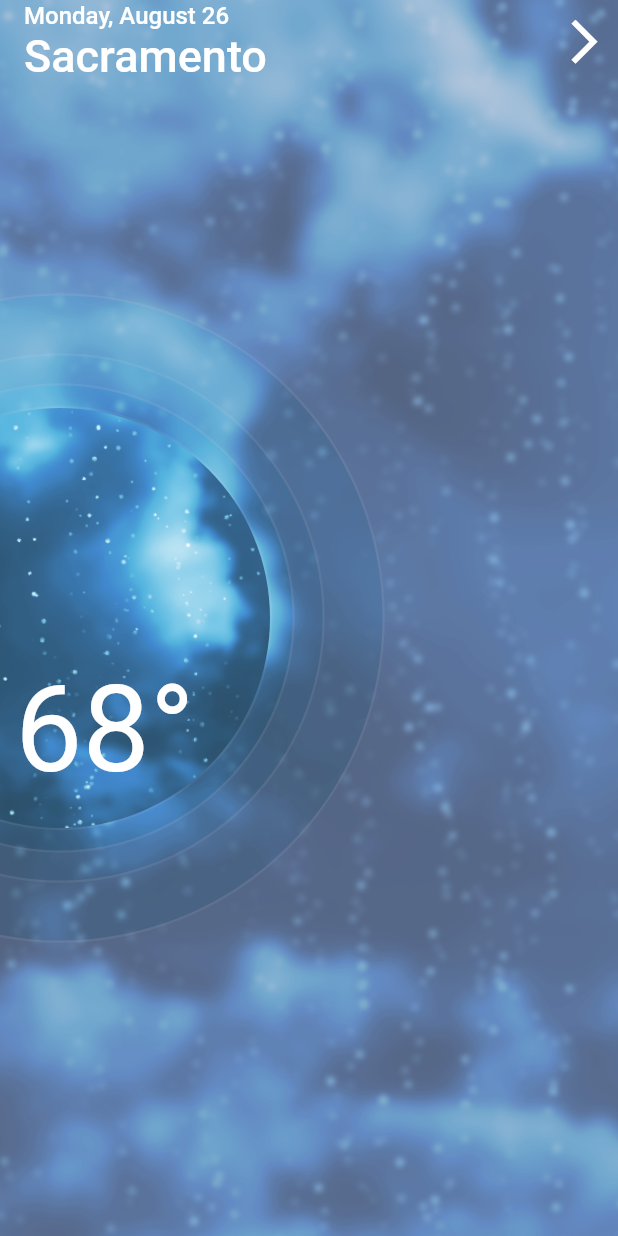
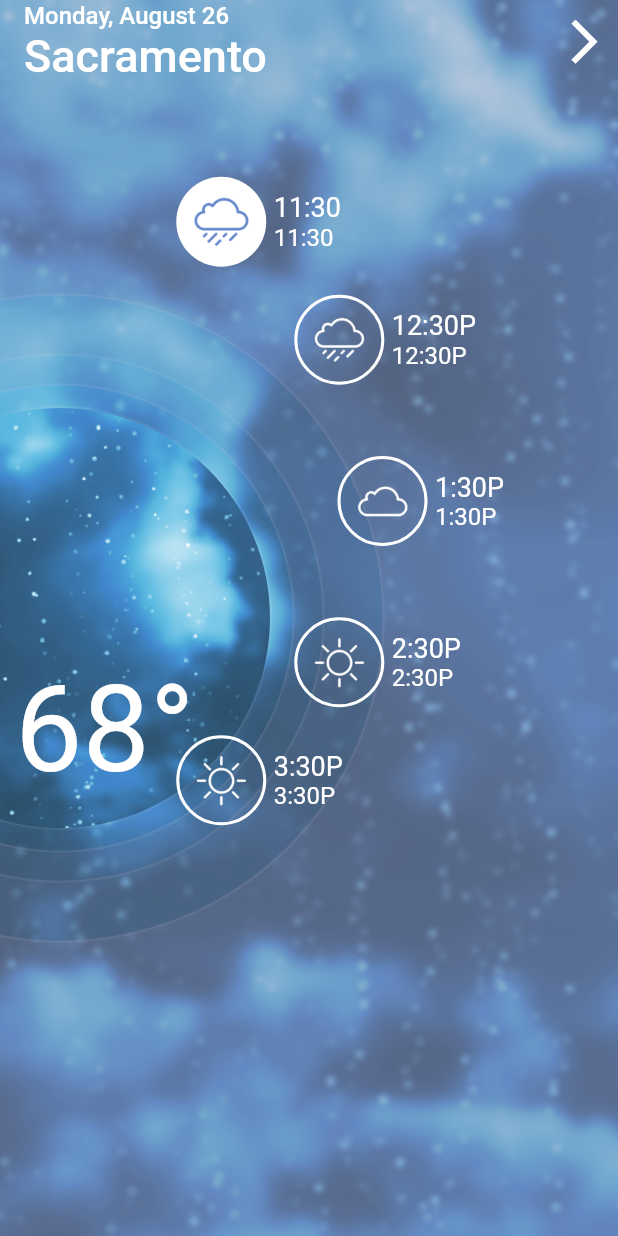
Before and after one commit to yidinghe/flutter_weather, a Flutter app: the screen it shows after launch, on a phone screen of 412 x 824 dp. Run offline on Flutter 3.47's test engine with Material 2 defaults, Android fonts, the phone set to English and light mode, and no system bars.

Commit message:
Added radius view.

```diff
--- a/lib/forecast/forecast.dart
+++ b/lib/forecast/forecast.dart
@@ -1,7 +1,13 @@
 import 'package:flutter/material.dart';
 import 'package:weather/forecast/background/background_with_rings.dart';
+import 'package:weather/forecast/radial_list.dart';
 
 class Forecast extends StatelessWidget {
+  RadialListViewModel radialList;
+
+  Forecast({
+    @required this.radialList,
+  });
 
   Widget _temperatureText() {
     return new Align(
@@ -25,6 +31,9 @@ class Forecast extends StatelessWidget {
       children: <Widget>[
         BackgroundWithRings(),
         _temperatureText(),
+        RadialList(
+          radialList: radialList,
+        )
       ],
     );
   }
--- a/lib/forecast/radial_list.dart
+++ b/lib/forecast/radial_list.dart
@@ -1,4 +1,122 @@
+import 'dart:math';
+
 import 'package:flutter/material.dart';
+import 'package:weather/generic_widgets/radius_position.dart';
+
+class RadialList extends StatelessWidget {
+  final RadialListViewModel radialList;
+
+  RadialList({
+    this.radialList,
+  });
+
+  List<Widget> _radialListItems() {
+    final double firstItemAngle = -pi / 3;
+    final double lastItemAngle = pi / 3;
+    final double angleDiffPerItem =
+        (lastItemAngle - firstItemAngle) / (radialList.items.length - 1);
+
+    double currAngle = firstItemAngle;
+
+    return radialList.items.map((RadialListItemViewModel viewModel) {
+      final listItem = _radialListItem(viewModel, currAngle);
+      currAngle += angleDiffPerItem;
+      return listItem;
+    }).toList();
+  }
+
+  Widget _radialListItem(RadialListItemViewModel viewModel, double angle) {
+    return Transform(
+      transform: Matrix4.translationValues(
+        40.0,
+        334.0,
+        0.0,
+      ),
+      child: RadialPosition(
+        radius: 140.0 + 75.0,
+        angle: angle,
+        child: RadialListItem(
+          listItem: viewModel,
+        ),
+      ),
+    );
+  }
+
+  @override
+  Widget build(BuildContext context) {
+    return Stack(
+      children: _radialListItems(),
+    );
+  }
+}
+
+class RadialListItem extends StatelessWidget {
+  final RadialListItemViewModel listItem;
+
+  RadialListItem({
+    this.listItem,
+  });
+
+  @override
+  Widget build(BuildContext context) {
+    final circleDecoration = listItem.isSelected
+        ? BoxDecoration(
+            shape: BoxShape.circle,
+            color: Colors.white,
+          )
+        : BoxDecoration(
+            shape: BoxShape.circle,
+            color: Colors.transparent,
+            border: new Border.all(
+              color: Colors.white,
+              width: 2.0,
+            ),
+          );
+
+    return Transform(
+      transform: Matrix4.translationValues(-30.0, -30.0, 0.0),
+      child: Row(
+        children: <Widget>[
+          Container(
+            width: 60.0,
+            height: 60.0,
+            decoration: circleDecoration,
+            child: Padding(
+              padding: EdgeInsets.all(7.0),
+              child: Image(
+                  image: listItem.icon,
+                  color:
+                      listItem.isSelected ? Color(0xFF6688CC) : Colors.white),
+            ),
+          ),
+          Padding(
+            padding: const EdgeInsets.only(left: 5.0),
+            child: Column(
+              crossAxisAlignment: CrossAxisAlignment.start,
+              mainAxisSize: MainAxisSize.min,
+              children: <Widget>[
+                Text(
+                  listItem.title,
+                  style: TextStyle(
+                    color: Colors.white,
+                    fontSize: 18.0,
+                  ),
+                ),
+                Text(
+                  listItem.title,
+                  style: TextStyle(
+                    color: Colors.white,
+                    fontSize: 16.0,
+                  ),
+                ),
+              ],
+            ),
+          ),
+        ],
+      ),
+    );
+  }
+}
 
 class RadialListViewModel {
   final List<RadialListItemViewModel> items;
--- /dev/null
+++ b/lib/generic_widgets/radius_position.dart
@@ -0,0 +1,26 @@
+import 'dart:math';
+
+import 'package:flutter/material.dart';
+
+class RadialPosition extends StatelessWidget {
+  final double radius;
+  final double angle;
+  final Widget child;
+
+  RadialPosition({
+    this.radius,
+    this.angle,
+    this.child,
+  });
+
+  @override
+  Widget build(BuildContext context) {
+    final x = cos(angle) * radius;
+    final y = sin(angle) * radius;
+
+    return Transform(
+      transform: Matrix4.translationValues(x, y, 0.0),
+      child: child,
+    );
+  }
+}
--- a/lib/main.dart
+++ b/lib/main.dart
@@ -1,5 +1,6 @@
 import 'package:flutter/material.dart';
 import 'package:weather/forecast/app_bar.dart';
+import 'package:weather/forecast/forcast_list.dart';
 import 'package:weather/forecast/forecast.dart';
 import 'package:weather/forecast/week_drawer.dart';
 import 'package:weather/generic_widgets/sliding_drawer.dart';
@@ -40,7 +41,7 @@ class _MyHomePageState extends State<MyHomePage>
     return Scaffold(
       body: Stack(
         children: <Widget>[
-          Forecast(),
+          Forecast(radialList: forecastRadialList),
           Positioned(
             top: 0.0,
             left: 0.0,
```
